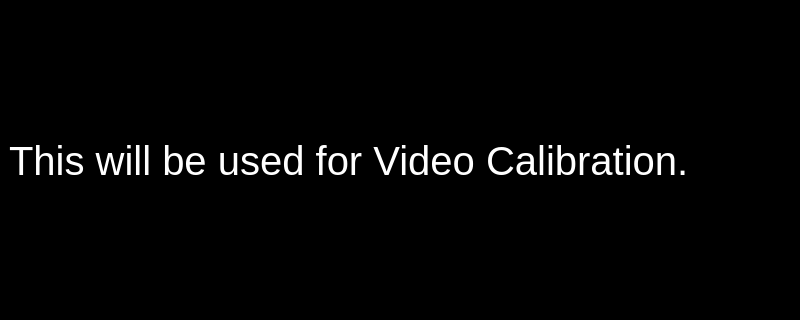
Qt form mainwindow.ui (dynamix1337/AutoCalibrationRB) before a commit; both pictures show x 0 to 800 and y 111 to 431 of the 800 by 600 pixel window.
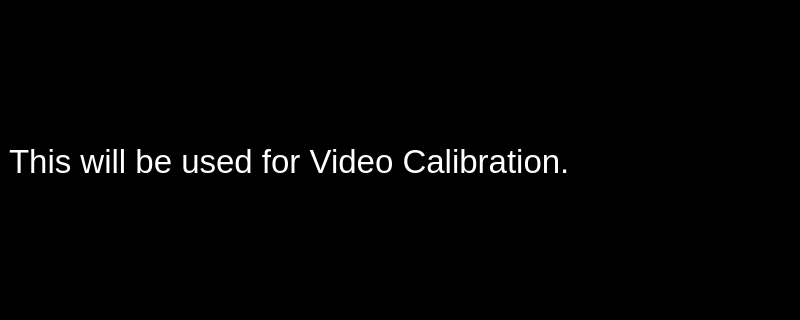
The same form after that commit.

Commit message: Dropped font size a bit.

Diff of the .ui file:
```diff
--- a/mainwindow.ui
+++ b/mainwindow.ui
@@ -35,7 +35,7 @@
      <widget class="QLabel" name="label">
       <property name="font">
        <font>
-        <pointsize>30</pointsize>
+        <pointsize>25</pointsize>
        </font>
       </property>
       <property name="styleSheet">
```
